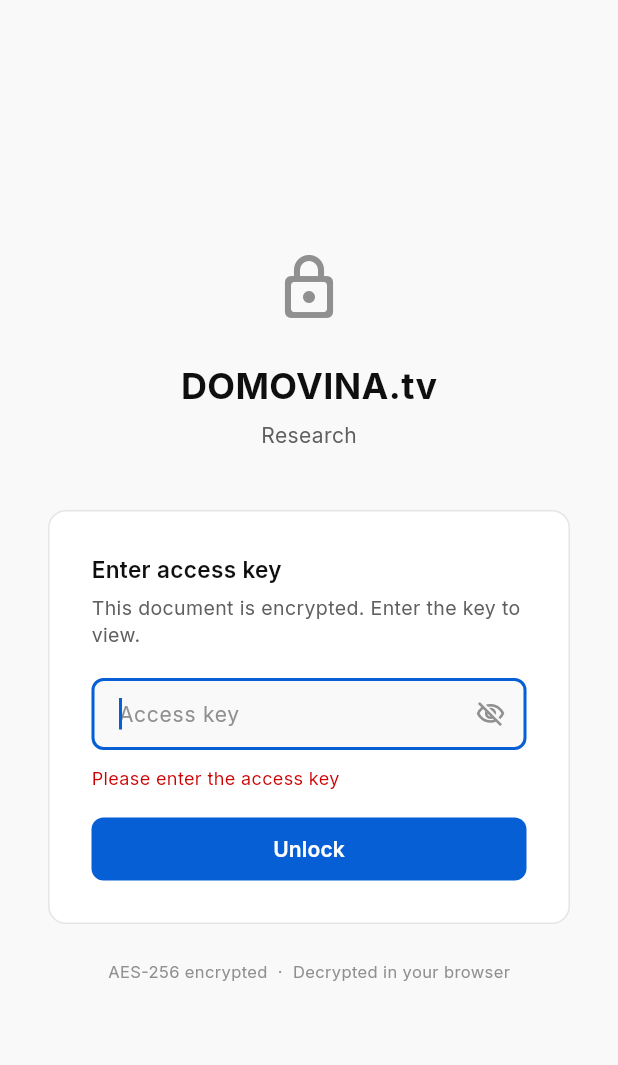
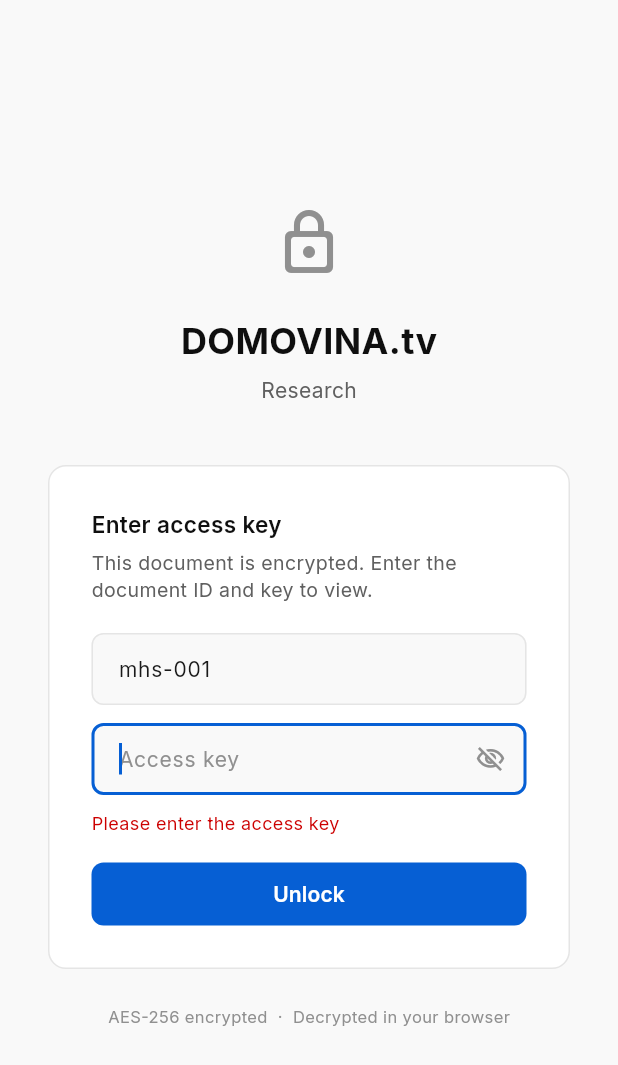
Before and after one commit to domovinatv/research.domovina.tv, a Flutter app: the screen it shows after launch, after a tap on "Unlock", on a phone screen of 412 x 824 dp. Shown: the top 1065 px of the screen. Run offline on Flutter 3.47's test engine with Material 3 defaults, Android fonts, the phone set to English and light mode, and no system bars; our stand-ins replace flutter_markdown, google_fonts; missing offline and left inert: encrypt.

Commit message:
feat: add Document ID field for universal encrypted document loading
The unlock form now accepts a Document ID (defaulting to "mhs-001")
and dynamically loads assets/<DOC_ID>.en.enc and assets/<DOC_ID>.hr.enc.
This makes the viewer reusable for any bilingual encrypted document pair.

Co-Authored-By: Claude Opus 4.6 <noreply@anthropic.com>

```diff
--- a/lib/main.dart
+++ b/lib/main.dart
@@ -108,6 +108,7 @@ class UnlockScreen extends StatefulWidget {
 }
 
 class _UnlockScreenState extends State<UnlockScreen> {
+  final _docIdController = TextEditingController(text: 'mhs-001');
   final _controller = TextEditingController();
   final _focusNode = FocusNode();
   final _formKey = GlobalKey();
@@ -145,13 +146,19 @@ class _UnlockScreenState extends State<UnlockScreen> {
   @override
   void dispose() {
     _focusNode.removeListener(_onFocusChange);
+    _docIdController.dispose();
     _controller.dispose();
     _focusNode.dispose();
     super.dispose();
   }
 
   Future<void> _submit() async {
+    final docId = _docIdController.text.trim();
     final passphrase = _controller.text.trim();
+    if (docId.isEmpty) {
+      setState(() => _error = 'Please enter the document ID');
+      return;
+    }
     if (passphrase.isEmpty) {
       setState(() => _error = 'Please enter the access key');
       return;
@@ -161,8 +168,9 @@ class _UnlockScreenState extends State<UnlockScreen> {
       _error = null;
     });
     await Future.delayed(const Duration(milliseconds: 100));
-    final enRaw = await rootBundle.loadString('assets/mhs-001.en.enc');
-    final hrRaw = await rootBundle.loadString('assets/mhs-001.hr.enc');
+    try {
+      final enRaw = await rootBundle.loadString('assets/$docId.en.enc');
+      final hrRaw = await rootBundle.loadString('assets/$docId.hr.enc');
       final en = _decryptAsset(enRaw, passphrase);
       final hr = _decryptAsset(hrRaw, passphrase);
       if (en != null && hr != null) {
@@ -171,6 +179,12 @@ class _UnlockScreenState extends State<UnlockScreen> {
         setState(() {
           _loading = false;
           _error = 'Invalid access key';
+        });
+      }
+    } catch (_) {
+      setState(() {
+        _loading = false;
+        _error = 'Document "$docId" not found';
       });
     }
   }
@@ -240,10 +254,35 @@ class _UnlockScreenState extends State<UnlockScreen> {
                           ),
                           const SizedBox(height: 6),
                           Text(
-                            'This document is encrypted. Enter the key to view.',
+                            'This document is encrypted. Enter the document ID and key to view.',
                             style: GoogleFonts.inter(fontSize: 13, color: _textSecondary, height: 1.4),
                           ),
                           const SizedBox(height: 20),
+                          TextField(
+                            controller: _docIdController,
+                            onSubmitted: (_) => _focusNode.requestFocus(),
+                            style: GoogleFonts.inter(fontSize: 14, color: _textBody),
+                            decoration: InputDecoration(
+                              hintText: 'Document ID',
+                              hintStyle: GoogleFonts.inter(fontSize: 14, color: _textMuted),
+                              filled: true,
+                              fillColor: _bgPage,
+                              contentPadding: const EdgeInsets.symmetric(horizontal: 14, vertical: 13),
+                              border: OutlineInputBorder(
+                                borderRadius: BorderRadius.circular(8),
+                                borderSide: const BorderSide(color: _border),
+                              ),
+                              enabledBorder: OutlineInputBorder(
+                                borderRadius: BorderRadius.circular(8),
+                                borderSide: const BorderSide(color: _border),
+                              ),
+                              focusedBorder: OutlineInputBorder(
+                                borderRadius: BorderRadius.circular(8),
+                                borderSide: const BorderSide(color: _accent, width: 2),
+                              ),
+                            ),
+                          ),
+                          const SizedBox(height: 12),
                           TextField(
                             controller: _controller,
                             focusNode: _focusNode,
```
Lines whose indentation alone changed are shown as unchanged.
